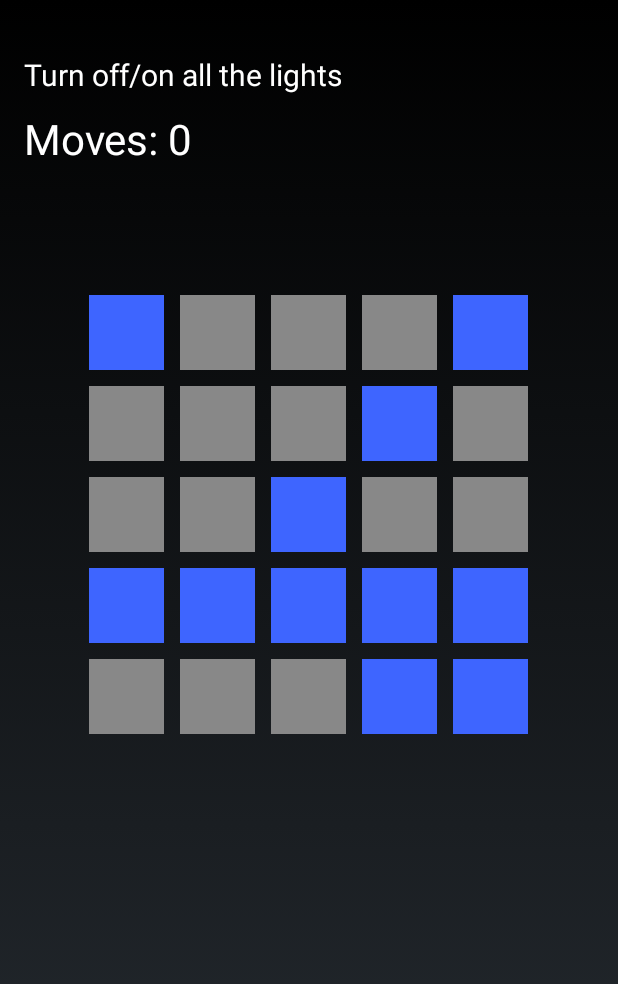
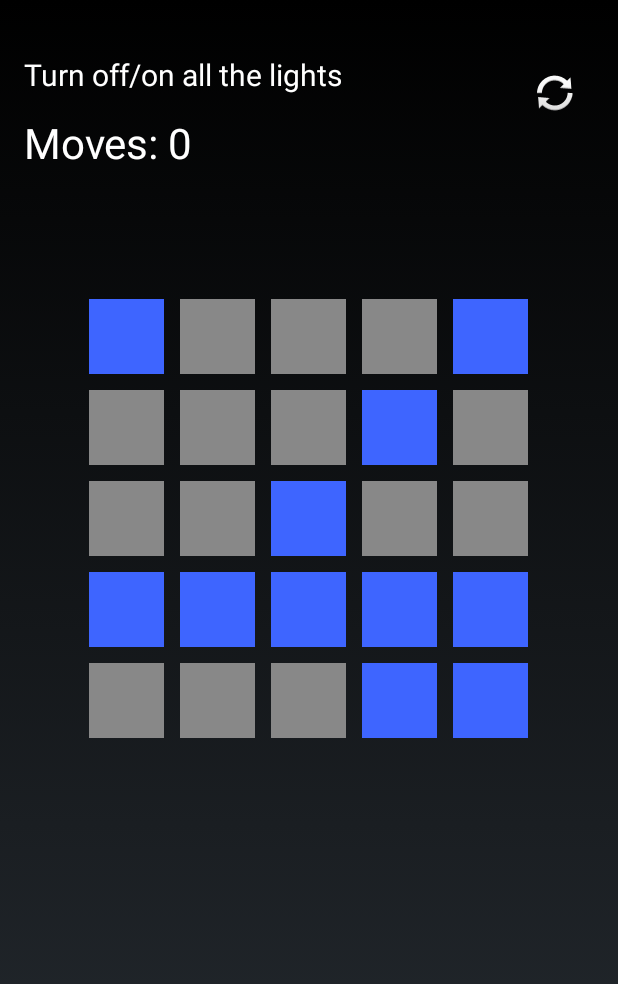
Before and after one commit to gabr/LightsOutAndroid, an Android app: the screen it shows after launch (MainActivity), on a phone screen of 412 x 824 dp. Shown: the top 984 px of the screen. Run offline under Robolectric (Android 15) with nearby library versions, the phone set to English and light mode, and no system bars.

Commit message:
Reload button

```diff
--- a/app/src/main/java/org/gabr/lightsoutandroid/MainActivity.java
+++ b/app/src/main/java/org/gabr/lightsoutandroid/MainActivity.java
@@ -40,4 +40,12 @@ public class MainActivity extends Activity implements GridControler.OnFinishList
     public void onFinish() {
         movesCounter.setText("Finished in: " + moves);
     }
+
+    public void onReloadButtonClick(View view) {
+        moves = 0;
+        movesCounter.setText("Moves: " + moves);
+
+        gridControler.clear();
+        gridControler.randomBoard();
+    }
 }
--- /dev/null
+++ b/app/src/main/res/drawable/reload_selector.xml
@@ -0,0 +1,8 @@
+<?xml version="1.0" encoding="utf-8"?>
+
+<selector xmlns:android="http://schemas.android.com/apk/res/android">
+    <item android:state_pressed="true" android:drawable="@android:color/holo_blue_light"/>
+    <item android:state_focused="true" android:drawable="@android:color/holo_blue_light"/>
+    <item android:drawable="@android:color/transparent"/>
+
+</selector>
--- a/app/src/main/res/layout/activity_main.xml
+++ b/app/src/main/res/layout/activity_main.xml
@@ -8,6 +8,10 @@
                 android:paddingBottom="@dimen/activity_vertical_margin"
                 android:orientation="vertical"
                 tools:context=".MainActivity">
+
+    <RelativeLayout
+        android:layout_width="fill_parent"
+        android:layout_height="wrap_content">
 
         <TextView
             android:text="@string/instruction"
@@ -20,11 +24,24 @@
 
         <TextView
             android:id="@+id/movesCounter"
+            android:text="TEST"
             android:textColor="@color/abc_primary_text_disable_only_material_dark"
-        android:layout_marginTop="10dp"
+            android:layout_marginTop="60dp"
             android:textSize="28sp"
             android:layout_width="wrap_content"
             android:layout_height="wrap_content" />
+
+        <ImageButton
+            android:layout_marginTop="30dp"
+            android:layout_marginRight="10dp"
+            android:onClick="onReloadButtonClick"
+            android:src="@android:drawable/ic_popup_sync"
+            android:background="@drawable/reload_selector"
+            android:layout_alignParentRight="true"
+            android:layout_width="wrap_content"
+            android:layout_height="wrap_content"/>
+
+        </RelativeLayout>
 
     <GridLayout
         android:id="@+id/grid"
```
Lines whose indentation alone changed are shown as unchanged.
